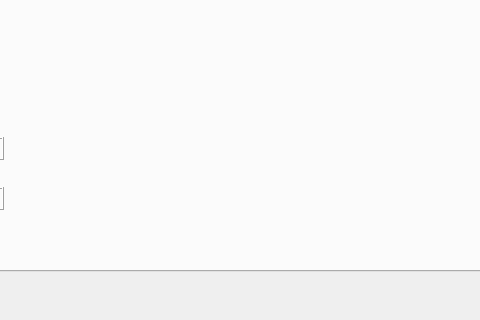
The window that mainwindow.ui (sschorr/TactileDevice) describes before a commit, drawn with Qt 5; both pictures show x 582 to 1062 and y 616 to 936 of the 1166 by 936 pixel window.
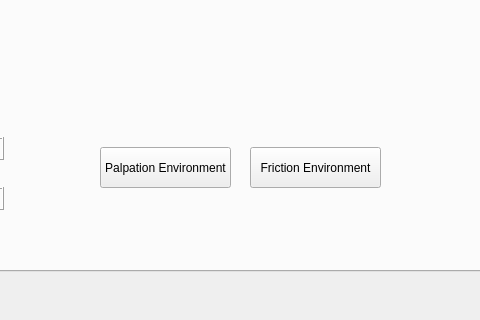
The same window after the commit. Custom widgets are drawn as their Qt base class.

Commit message: support for multi environment, fixed data recording problems

```diff
--- a/mainwindow.ui
+++ b/mainwindow.ui
@@ -960,6 +960,32 @@
        <string>Bandwidth Frequency</string>
       </property>
      </widget>
+     <widget class="QPushButton" name="palpationButton">
+      <property name="geometry">
+       <rect>
+        <x>680</x>
+        <y>720</y>
+        <width>131</width>
+        <height>41</height>
+       </rect>
+      </property>
+      <property name="text">
+       <string>Palpation Environment</string>
+      </property>
+     </widget>
+     <widget class="QPushButton" name="frictionButton">
+      <property name="geometry">
+       <rect>
+        <x>830</x>
+        <y>720</y>
+        <width>131</width>
+        <height>41</height>
+       </rect>
+      </property>
+      <property name="text">
+       <string>Friction Environment</string>
+      </property>
+     </widget>
     </widget>
     <widget class="QWidget" name="tab_2">
      <attribute name="title">
```
The commit also changes 6 other files.
